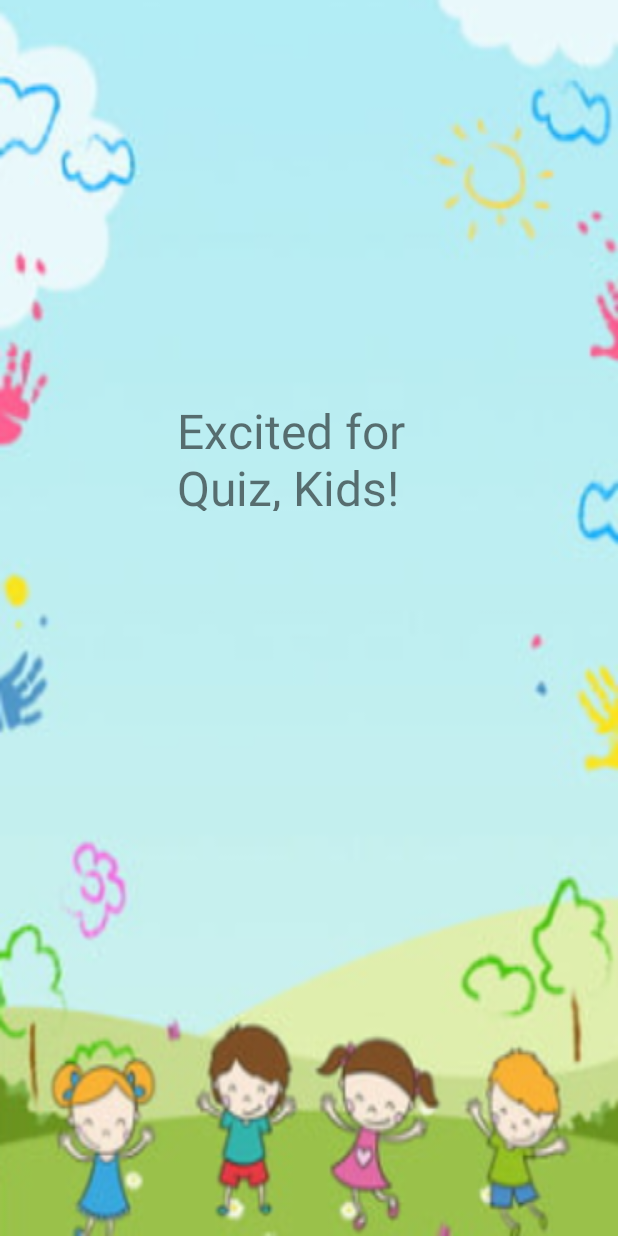
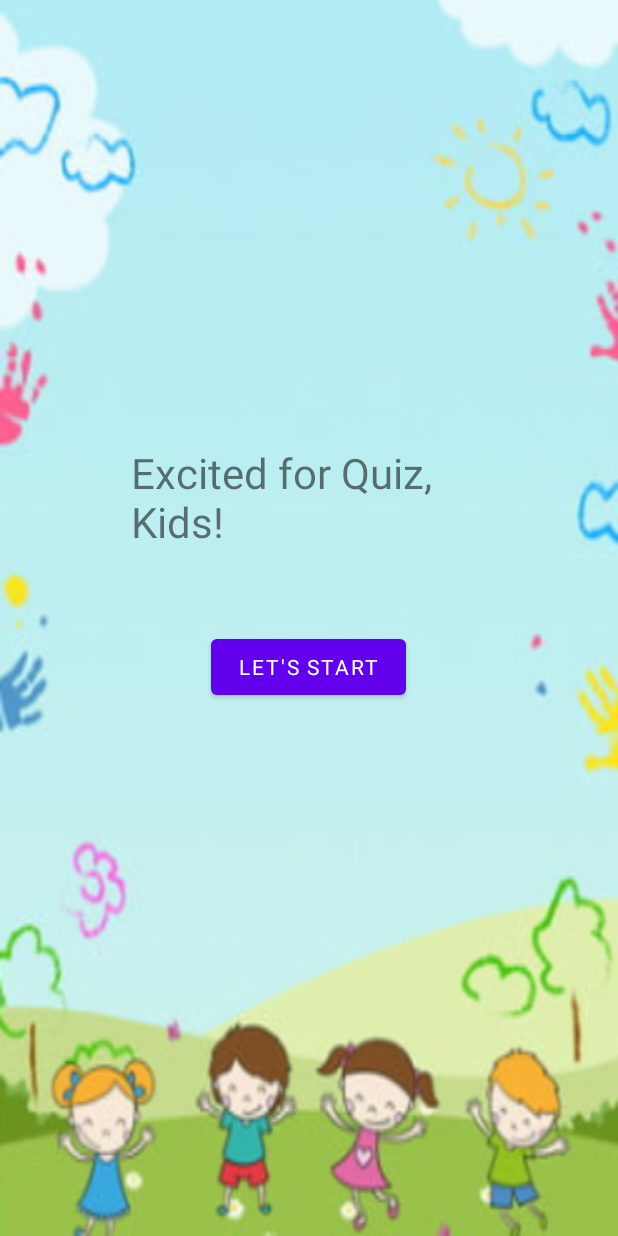
Before and after one commit to kashafashraf230/Kids_QuizApp, an Android app: the layout activity_main.xml on its own in the app's theme, with its tools: preview values and no code run, on a phone screen of 412 x 824 dp. Run offline under Robolectric (Android 15) with nearby library versions, the phone set to English and light mode, and no system bars.

```diff
--- a/app/src/main/AndroidManifest.xml
+++ b/app/src/main/AndroidManifest.xml
@@ -11,6 +11,12 @@
         android:supportsRtl="true"
         android:theme="@style/Theme.KidsQuiz"
         tools:targetApi="31">
+        <activity
+            android:name=".ResultDisplay"
+            android:exported="false" />
+        <activity
+            android:name=".Drawer"
+            android:exported="false" />
         <activity
             android:name=".SplashScreen"
             android:exported="false" />
--- /dev/null
+++ b/app/src/main/res/layout-land/toolbar.xml
@@ -0,0 +1,6 @@
+<?xml version="1.0" encoding="utf-8"?>
+<androidx.constraintlayout.widget.ConstraintLayout xmlns:android="http://schemas.android.com/apk/res/android"
+    android:layout_width="match_parent"
+    android:layout_height="match_parent">
+
+</androidx.constraintlayout.widget.ConstraintLayout>
--- a/app/src/main/res/layout/activity_main.xml
+++ b/app/src/main/res/layout/activity_main.xml
@@ -7,17 +7,42 @@
     android:background="@drawable/kids_bg"
     tools:context=".MainActivity">
 
-    <TextView
-        android:id="@+id/kidWelcome"
-        android:layout_width="175dp"
-        android:layout_height="75dp"
-        android:text="Excited for Quiz, Kids!"
-        android:textSize="32dp"
-        android:fontFamily="@font/poppins_semiBold"
+    <androidx.constraintlayout.widget.ConstraintLayout
+        android:id="@+id/layoutMainActivity"
+        android:layout_width="match_parent"
+        android:layout_height="492dp"
+        android:backgroundTint="@color/teal_700"
         app:layout_constraintBottom_toBottomOf="parent"
         app:layout_constraintEnd_toEndOf="parent"
-        app:layout_constraintHorizontal_bias="0.498"
+        app:layout_constraintHorizontal_bias="0.0"
         app:layout_constraintStart_toStartOf="parent"
         app:layout_constraintTop_toTopOf="parent"
-        app:layout_constraintVertical_bias="0.354" />
-</androidx.constraintlayout.widget.ConstraintLayout>
+        app:layout_constraintVertical_bias="0.43"/>
+
+
+        <TextView
+            android:id="@+id/kidWelcome"
+            android:layout_width="236dp"
+            android:layout_height="69dp"
+            android:text="Excited for Quiz, Kids!"
+            android:textSize="28dp"
+            app:layout_constraintBottom_toBottomOf="parent"
+            app:layout_constraintEnd_toEndOf="parent"
+            app:layout_constraintHorizontal_bias="0.497"
+            app:layout_constraintStart_toStartOf="parent"
+            app:layout_constraintTop_toTopOf="parent"
+            app:layout_constraintVertical_bias="0.392" />
+
+        <Button
+            android:id="@+id/startButton"
+            android:layout_width="130dp"
+            android:layout_height="49dp"
+            android:layout_marginTop="37dp"
+            android:text="Let's start"
+            app:layout_constraintBottom_toBottomOf="parent"
+            app:layout_constraintEnd_toEndOf="parent"
+            app:layout_constraintHorizontal_bias="0.498"
+            app:layout_constraintStart_toStartOf="parent"
+            app:layout_constraintTop_toBottomOf="@+id/kidWelcome"
+            app:layout_constraintVertical_bias="0.047" />
+    </androidx.constraintlayout.widget.ConstraintLayout>
--- a/app/src/main/res/values/strings.xml
+++ b/app/src/main/res/values/strings.xml
@@ -1,3 +1,5 @@
 <resources>
     <string name="app_name">KidsQuiz</string>
+    <string name="OpenDrawer">OpenDrawer</string>
+    <string name="CloseDrawer">CloseDrawer</string>
 </resources>
```
Also changed, not shown: app/src/main/java/com/example/kidsquiz/Drawer.java (added, +66 -0 lines), app/src/main/java/com/example/kidsquiz/MainActivity.java (+64 -4 lines), app/src/main/java/com/example/kidsquiz/ResultDisplay.java (added, +11 -0 lines), app/src/main/res/font/fontfamily.xml (deleted, +0 -9 lines), app/src/main/res/layout-land/activity_drawer.xml (added, +24 -0 lines), app/src/main/res/layout/activity_drawer.xml (added, +24 -0 lines), app/src/main/res/layout/activity_result_display.xml (added, +9 -0 lines), app/src/main/res/layout/fra.xml (added, +7 -0 lines), app/src/main/res/layout/header.xml (added, +16 -0 lines), app/src/main/res/layout/list_view_layout.xml (added, +72 -0 lines), app/src/main/res/layout/toolbar.xml (added, +18 -0 lines), app/src/main/res/menu/main_menu.xml (added, +18 -0 lines), app/src/main/res/font/poppins_semiBold.ttf (deleted).
